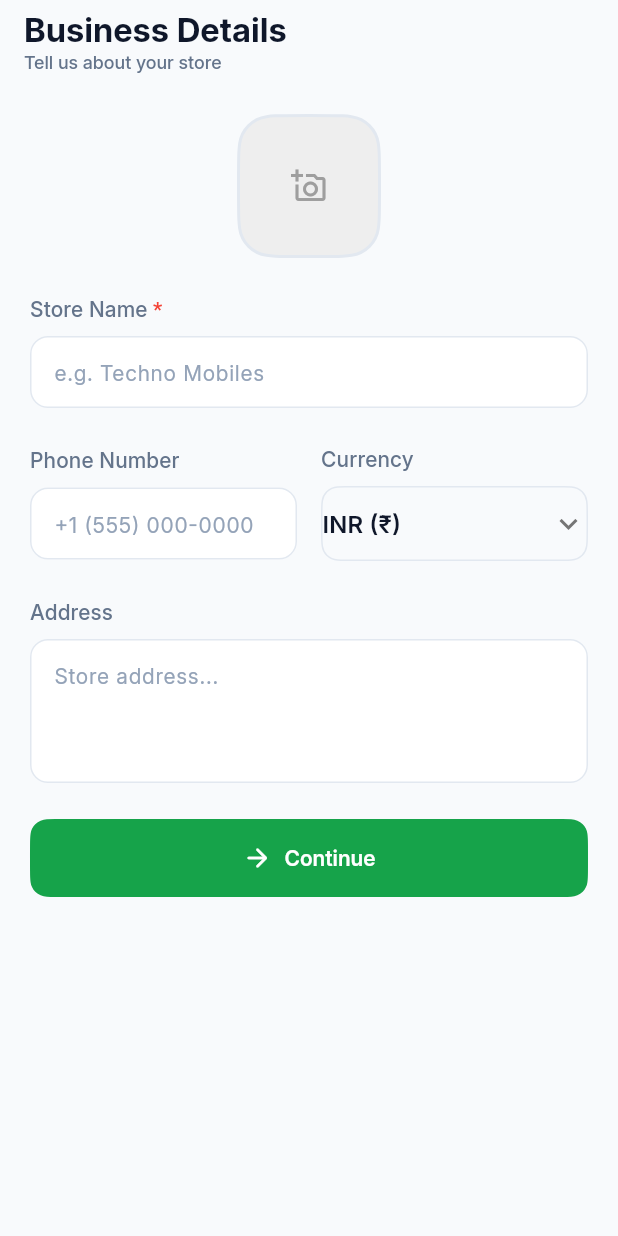
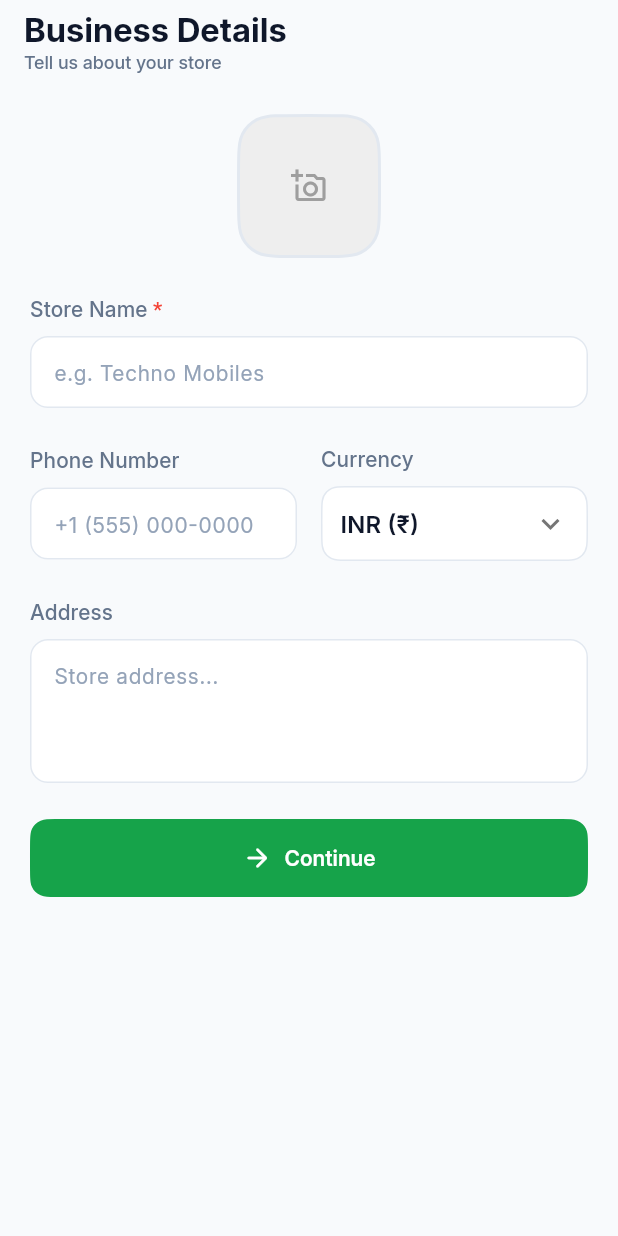
Before and after one commit to muhd-fahad/shelfo, a Flutter app: the screen it shows after launch, on a phone screen of 412 x 824 dp. Run offline on Flutter 3.47's test engine with Material 3 defaults, Android fonts, the phone set to English and light mode, and no system bars; our stand-ins replace flutter_svg, hive_ce, hive_ce_flutter; accounts and stored records are empty.

Commit message:
widget update - sfo dropdown

```diff
--- a/lib/widgets/sfo_common/sfo_dropdown.dart
+++ b/lib/widgets/sfo_common/sfo_dropdown.dart
@@ -44,8 +44,9 @@ class SFODropdown<T> extends StatelessWidget {
         ),
         const SizedBox(height: 8),
         Container(
-          // padding: const EdgeInsets.symmetric(horizontal: 12),
+          padding: const EdgeInsets.symmetric(horizontal: 12),
           decoration: ShapeDecoration(
+            color: isDark ? AppColors.darkSurface : Colors.white,
             shape: RoundedSuperellipseBorder(
               borderRadius: AppRadius.md,
               side: BorderSide(
```
